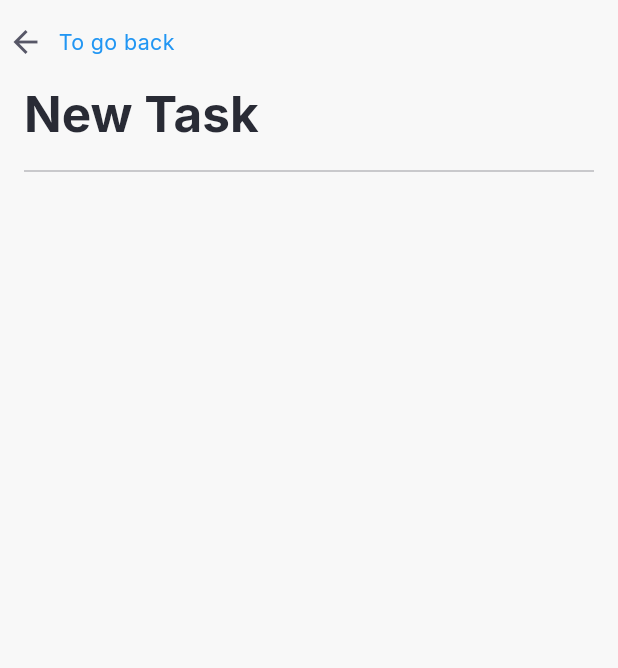
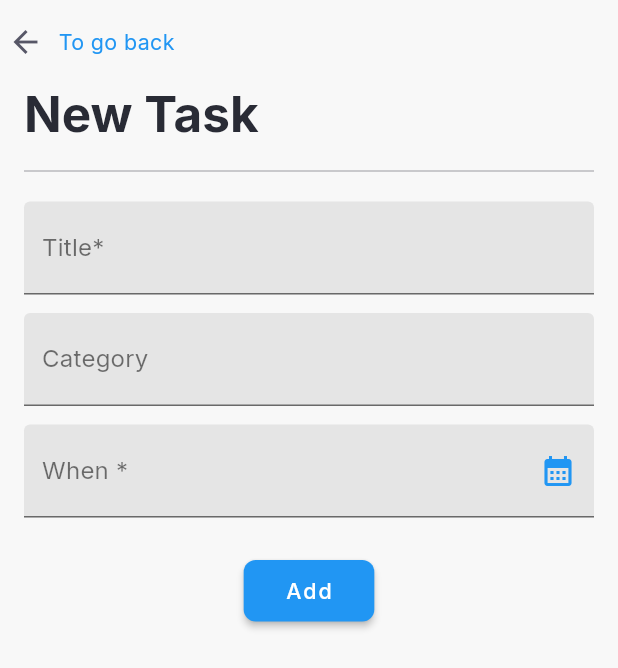
Before and after one commit to jigarfumakiya/todo-sample_app, a Flutter app: the AddTodoWidget screen opened by its route, on a phone screen of 412 x 824 dp. Shown: the top 668 px of the screen. Run offline on Flutter 3.47's test engine with Material 2 defaults, Android fonts, the phone set to English and light mode, and no system bars; our stand-ins replace bloc, dartz, dio, equatable, flutter_bloc, flutter_screenutil and 7 more; accounts and stored records are empty.

Commit message:
mplemented the design for the Add Todo widget, including a text input field and a submit button.

```diff
--- a/lib/core/app/app_colors.dart
+++ b/lib/core/app/app_colors.dart
@@ -6,6 +6,7 @@ import 'package:flutter/material.dart';
 class AppColors {
   //Theme Color
   static const Color primaryColor = Color(0xFFF8F8F8);
+  static const Color textFillColor = platinum;
   static const Color fontColor = gunmetal;
   static const Color fillColor = lotion;
   static const Color headline2Color = independenceColor;
@@ -19,4 +20,5 @@ class AppColors {
   static const Color gainsboro = Color(0xFFDADADA);
   static const Color grayX11 = Color(0xFFBEBEB9);
   static const Color lotion = Color(0xFFFAFAFA);
+  static const Color platinum = Color(0xFFE5E5E5);
 }
--- /dev/null
+++ b/lib/core/common/app_primary_button.dart
@@ -0,0 +1,30 @@
+import 'package:flutter/material.dart';
+import 'package:todo_sample_app/core/app/app_colors.dart';
+
+class AppPrimaryButton extends StatelessWidget {
+  const AppPrimaryButton({
+    Key? key,
+    required this.child,
+    required this.onTap,
+    this.bgColor = AppColors.blueColor,
+  }) : super(key: key);
+
+  final Widget child;
+  final VoidCallback onTap;
+  final Color bgColor;
+
+  @override
+  Widget build(BuildContext context) {
+    return ElevatedButton(
+      onPressed: onTap,
+      style: ElevatedButton.styleFrom(
+        shape: RoundedRectangleBorder(borderRadius: BorderRadius.circular(8)),
+        backgroundColor: bgColor,
+      ),
+      child: Padding(
+        padding: const EdgeInsets.symmetric(horizontal: 12, vertical: 12),
+        child: child,
+      ),
+    );
+  }
+}
--- /dev/null
+++ b/lib/core/common/app_text_field.dart
@@ -0,0 +1,68 @@
+import 'package:flutter/material.dart';
+import 'package:todo_sample_app/core/app/app_colors.dart';
+
+class AppTextField extends StatelessWidget {
+  const AppTextField({
+    Key? key,
+    required this.title,
+    required this.hint,
+    this.controller,
+    this.validator,
+    this.maxLine = 1,
+    this.prefix,
+    this.suffix,
+    this.maxLength,
+    this.autovalidateMode = AutovalidateMode.onUserInteraction,
+    this.textInputAction = TextInputAction.done,
+    this.textInputType = TextInputType.text,
+  }) : super(key: key);
+
+  final String title;
+  final String hint;
+  final TextEditingController? controller;
+  final FormFieldValidator<String>? validator;
+  final int maxLine;
+  final Widget? prefix;
+  final Widget? suffix;
+  final int? maxLength;
+  final AutovalidateMode? autovalidateMode;
+  final TextInputType textInputType;
+  final TextInputAction textInputAction;
+
+  @override
+  Widget build(BuildContext context) {
+    final textTheme = Theme.of(context).textTheme;
+
+    return TextFormField(
+      controller: controller,
+      validator: validator,
+      autovalidateMode: autovalidateMode,
+      style: textTheme.subtitle1!.copyWith(color: Colors.black54, fontSize: 18),
+      maxLines: maxLine,
+      maxLength: maxLength,
+      keyboardType: textInputType,
+      textInputAction: textInputAction,
+      decoration: InputDecoration(
+          label: Text(title),
+          hintText: hint,
+          filled: true,
+          hintStyle: textTheme.subtitle1!
+              .copyWith(color: Colors.black54, fontSize: 14),
+          labelStyle: textTheme.subtitle1!
+              .copyWith(color: Colors.black54, fontSize: 16),
+          fillColor: AppColors.textFillColor,
+          border: _border(),
+          focusedBorder: _border(),
+          enabledBorder: _border(),
+          prefixIcon: prefix,
+          suffixIcon: suffix),
+    );
+  }
+
+  InputBorder _border() {
+    return const UnderlineInputBorder(
+        borderSide: BorderSide(
+      color: Colors.black54,
+    ));
+  }
+}
--- a/lib/feature/todo/presentation/home/widget/addTodo/add_todo_widget.dart
+++ b/lib/feature/todo/presentation/home/widget/addTodo/add_todo_widget.dart
@@ -1,11 +1,22 @@
 import 'package:flutter/material.dart';
 import 'package:go_router/go_router.dart';
 import 'package:todo_sample_app/core/app/app_colors.dart';
+import 'package:todo_sample_app/core/common/app_primary_button.dart';
+import 'package:todo_sample_app/core/common/app_text_field.dart';
+import 'package:todo_sample_app/core/extensions/screen_utils.dart';
 
 class AddTodoWidget extends StatelessWidget {
   AddTodoWidget({Key? key}) : super(key: key);
 
   TextTheme? _textTheme;
+
+  final GlobalKey<FormState> _addFormKey = GlobalKey();
+  final TextEditingController _titleTextEditingController =
+      TextEditingController();
+  final TextEditingController _categoryTextEditingController =
+      TextEditingController();
+  final TextEditingController _dateTextEditingController =
+      TextEditingController();
 
   @override
   Widget build(BuildContext context) {
@@ -45,6 +56,8 @@ class AddTodoWidget extends StatelessWidget {
   Widget _buildBody() {
     return Padding(
       padding: const EdgeInsets.symmetric(horizontal: 16),
+      child: Form(
+        key: _addFormKey,
         child: Column(
           crossAxisAlignment: CrossAxisAlignment.start,
           children: <Widget>[
@@ -54,8 +67,52 @@ class AddTodoWidget extends StatelessWidget {
             ),
             const SizedBox(height: 10),
             Divider(color: AppColors.fontColor.withOpacity(.3), thickness: 1),
+            SizedBox(height: 10.toHeight),
+            AppTextField(
+              controller: _titleTextEditingController,
+              title: 'Title*',
+              hint: 'Title',
+              validator: (value) {
+                if (value!.isEmpty) {
+                  return 'Please add title';
+                }
+                return null;
+              },
+            ),
+            SizedBox(height: 10.toHeight),
+            AppTextField(
+              controller: _categoryTextEditingController,
+              title: 'Category',
+              hint: 'Category',
+            ),
+            SizedBox(height: 10.toHeight),
+            AppTextField(
+              controller: _dateTextEditingController,
+              title: 'When *',
+              hint: '05/02/23',
+              suffix:
+                  const Icon(Icons.calendar_month, color: AppColors.blueColor),
+              textInputType: TextInputType.datetime,
+              validator: (value) {
+                //todo add validation for previous date
+                if (value!.isEmpty) {
+                  return 'Please add when';
+                }
+                return null;
+              },
+            ),
+            SizedBox(height: 20.toHeight),
+            Center(
+              child: AppPrimaryButton(
+                onTap: () {},
+                child: Text('Add'),
+              ),
+            ),
           ],
+        ),
       ),
     );
   }
+
+  void onAddTap() {}
 }
--- a/lib/feature/todo/presentation/home/widget/todo_dashboard_widget.dart
+++ b/lib/feature/todo/presentation/home/widget/todo_dashboard_widget.dart
@@ -212,7 +212,7 @@ class _TodoDashboardWidgetState extends State<TodoDashboardWidget> {
   }
 
   void floatingActionTap() {
-    context.go(Routes.addTodo.path);
+    context.push(Routes.addTodo.path);
   }
 
   //Internal method to change todo status
```
Lines whose indentation alone changed are shown as unchanged.
